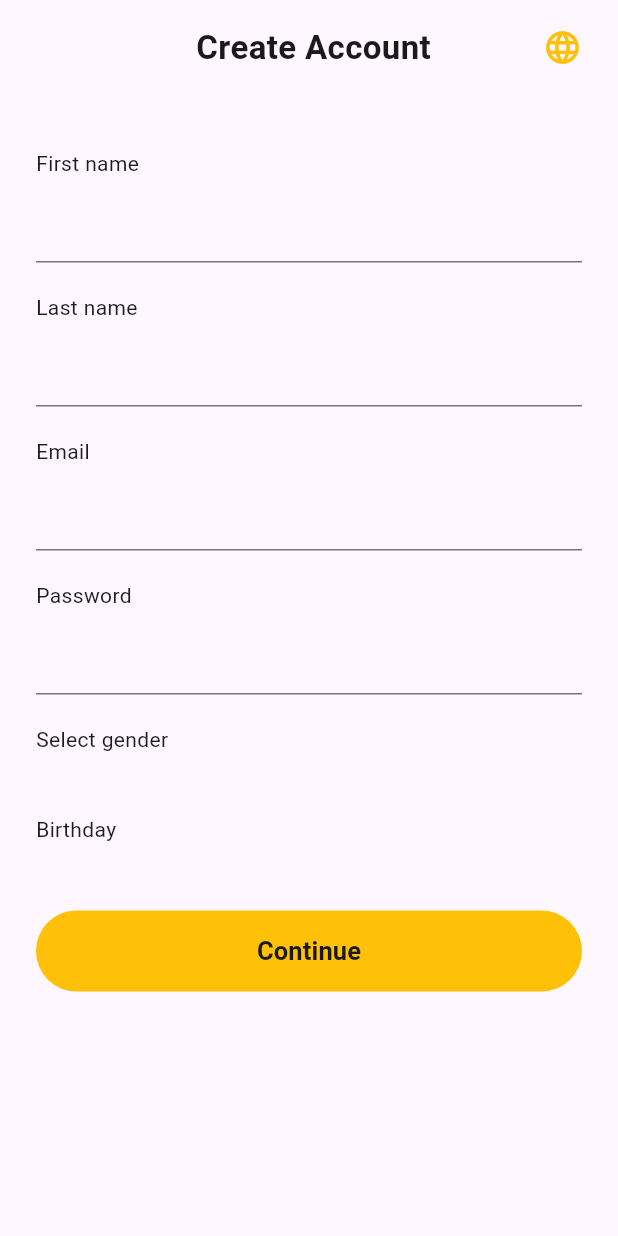
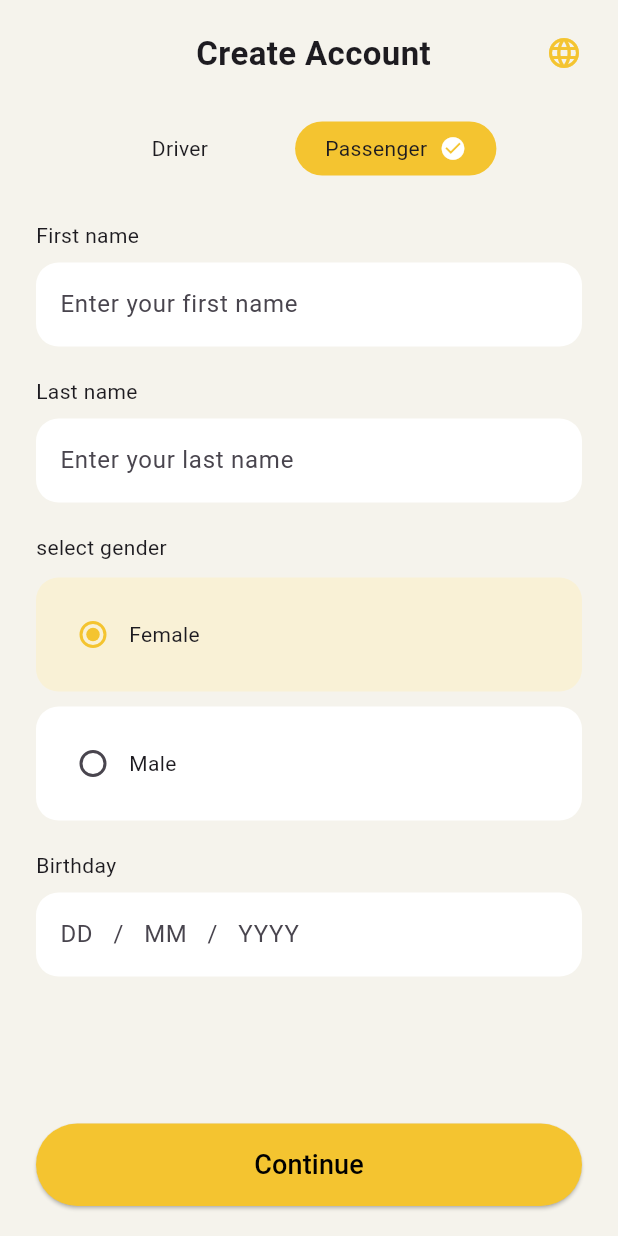
Before and after one commit to Duha-maher/joride_frontend-1, a Flutter app: the CreateAccountScreen screen opened directly, on a phone screen of 412 x 824 dp. Run offline on Flutter 3.47's test engine with Material 3 defaults, Android fonts, the phone set to English and light mode, and no system bars; our stand-ins replace cloud_firestore, firebase_auth, firebase_core; accounts and stored records are empty.

Commit message:
activate the sign up screen

```diff
--- a/lib/screens/sign_in.dart
+++ b/lib/screens/sign_in.dart
@@ -13,220 +13,253 @@ class CreateAccountScreen extends StatefulWidget {
 
 class _CreateAccountScreenState extends State<CreateAccountScreen> {
   bool isPassenger = true;
-  String selectedGender = 'Female';
+  String gender = "Female";
 
-  // Controllers
-  ///////////test
-  final TextEditingController _dayController = TextEditingController();
-  final TextEditingController _monthController = TextEditingController();
-  final TextEditingController _yearController = TextEditingController();
-  final TextEditingController _firstNameController = TextEditingController();
-  final TextEditingController _lastNameController = TextEditingController();
-  final TextEditingController _emailController = TextEditingController();
-  final TextEditingController _passwordController = TextEditingController();
-
-  static const Color primaryYellow = Color(0xFFFFC107);
-  static const Color lightYellow = Color(0xFFFFF9E0);
-  static const Color darkText = Color(0xFF1A1A1A);
-  static const Color hintText = Color(0xFFBBBBBB);
-  static const Color cardBg = Color(0xFFFFFFFF);
-
-  @override
-  void dispose() {
-    _dayController.dispose();
-    _monthController.dispose();
-    _yearController.dispose();
-    _firstNameController.dispose();
-    _lastNameController.dispose();
-    _emailController.dispose();
-    _passwordController.dispose();
-    super.dispose();
-  }
-
-  // إنشاء الحساب + حفظ البيانات في Firestore
-  void _createAccount() async {
-    final email = _emailController.text.trim();
-    final password = _passwordController.text.trim();
-    final firstName = _firstNameController.text.trim();
-    final lastName = _lastNameController.text.trim();
-    final birthday =
-        '${_dayController.text.trim()}/${_monthController.text.trim()}/${_yearController.text.trim()}';
-    final role = isPassenger ? 'rider' : 'driver';
-    final gender = selectedGender;
-
-    try {
-      final credential = await FirebaseAuth.instance
-          .createUserWithEmailAndPassword(email: email, password: password);
-
-      // حفظ البيانات في Firestore
-      await FirebaseFirestore.instance
-          .collection('users')
-          .doc(credential.user!.uid)
-          .set({
-            'firstName': firstName,
-            'lastName': lastName,
-            'email': email,
-            'birthday': birthday,
-            'role': role,
-            'gender': gender,
-            'createdAt': Timestamp.now(),
-          });
-
-      ScaffoldMessenger.of(context).showSnackBar(
-        const SnackBar(content: Text("Account created successfully!")),
-      );
-
-      // الانتقال لصفحة تسجيل الدخول
-      Navigator.push(
-        context,
-        MaterialPageRoute(builder: (context) => const LoginScreen()),
-      );
-    } on FirebaseAuthException catch (e) {
-      String message = 'Something went wrong';
-      if (e.code == 'weak-password') {
-        message = 'The password provided is too weak.';
-      } else if (e.code == 'email-already-in-use') {
-        message = 'The account already exists for that email.';
-      }
-
-      ScaffoldMessenger.of(
-        context,
-      ).showSnackBar(SnackBar(content: Text(message)));
-    } catch (e) {
-      print(e);
-    }
-  }
+  static const Color yellow = Color(0xFFF4C430);
+  static const Color background = Color(0xFFF5F3EC);
 
   @override
   Widget build(BuildContext context) {
     return Scaffold(
+      backgroundColor: background,
       body: SafeArea(
-        child: SingleChildScrollView(
-          padding: const EdgeInsets.symmetric(horizontal: 24, vertical: 16),
+        child: Padding(
+          padding: const EdgeInsets.symmetric(horizontal: 24),
           child: Column(
             crossAxisAlignment: CrossAxisAlignment.start,
             children: [
+              const SizedBox(height: 20),
+
+              // Title
               Row(
                 mainAxisAlignment: MainAxisAlignment.spaceBetween,
+                children: const [
+                  SizedBox(width: 30),
+                  Text(
+                    "Create Account",
+                    style: TextStyle(fontSize: 22, fontWeight: FontWeight.bold),
+                  ),
+                  Icon(Icons.language, color: yellow),
+                ],
+              ),
+
+              const SizedBox(height: 30),
+
+              // Driver / Passenger toggle
+              Row(
+                mainAxisAlignment: MainAxisAlignment.center,
                 children: [
-                  const SizedBox(width: 32),
-                  const Text(
-                    'Create Account',
-                    style: TextStyle(
-                      fontSize: 22,
-                      fontWeight: FontWeight.w700,
-                      color: darkText,
+                  GestureDetector(
+                    onTap: () {
+                      setState(() {
+                        isPassenger = false;
+                      });
+                    },
+                    child: Container(
+                      padding: const EdgeInsets.symmetric(
+                        horizontal: 20,
+                        vertical: 8,
+                      ),
+                      decoration: BoxDecoration(
+                        color: isPassenger ? Colors.transparent : yellow,
+                        borderRadius: BorderRadius.circular(20),
+                      ),
+                      child: Row(
+                        children: [
+                          const Text("Driver"),
+                          const SizedBox(width: 8),
+                          if (!isPassenger)
+                            const Icon(
+                              Icons.check_circle,
+                              size: 18,
+                              color: Colors.white,
+                            ),
+                        ],
+                      ),
                     ),
                   ),
-                  Icon(Icons.language, color: primaryYellow, size: 26),
+
+                  const SizedBox(width: 30),
+
+                  GestureDetector(
+                    onTap: () {
+                      setState(() {
+                        isPassenger = true;
+                      });
+                    },
+                    child: Container(
+                      padding: const EdgeInsets.symmetric(
+                        horizontal: 20,
+                        vertical: 8,
+                      ),
+                      decoration: BoxDecoration(
+                        color: isPassenger ? yellow : Colors.transparent,
+                        borderRadius: BorderRadius.circular(20),
+                      ),
+                      child: Row(
+                        children: [
+                          const Text("Passenger"),
+                          const SizedBox(width: 8),
+                          if (isPassenger)
+                            const Icon(
+                              Icons.check_circle,
+                              size: 18,
+                              color: Colors.white,
+                            ),
+                        ],
+                      ),
+                    ),
+                  ),
                 ],
               ),
-              const SizedBox(height: 24),
 
-              _buildToggle(),
+              const SizedBox(height: 30),
 
-              const SizedBox(height: 28),
-              _buildLabel('First name'),
+              const Text("First name"),
               const SizedBox(height: 8),
-              _buildTextField(
-                controller: _firstNameController,
-                hint: 'Enter your first name',
+
+              TextField(
+                decoration: InputDecoration(
+                  hintText: "Enter your first name",
+                  filled: true,
+                  fillColor: Colors.white,
+                  border: OutlineInputBorder(
+                    borderRadius: BorderRadius.circular(15),
+                    borderSide: BorderSide.none,
+                  ),
+                ),
               ),
 
               const SizedBox(height: 20),
-              _buildLabel('Last name'),
+
+              const Text("Last name"),
               const SizedBox(height: 8),
-              _buildTextField(
-                controller: _lastNameController,
-                hint: 'Enter your last name',
+
+              TextField(
+                decoration: InputDecoration(
+                  hintText: "Enter your last name",
+                  filled: true,
+                  fillColor: Colors.white,
+                  border: OutlineInputBorder(
+                    borderRadius: BorderRadius.circular(15),
+                    borderSide: BorderSide.none,
+                  ),
+                ),
               ),
 
               const SizedBox(height: 20),
-              _buildLabel('Email'),
-              const SizedBox(height: 8),
-              _buildTextField(
-                controller: _emailController,
-                hint: 'Enter your email',
-                keyboardType: TextInputType.emailAddress,
+
+              const Text("select gender"),
+              const SizedBox(height: 10),
+
+              GestureDetector(
+                onTap: () {
+                  setState(() {
+                    gender = "Female";
+                  });
+                },
+                child: Container(
+                  padding: const EdgeInsets.all(14),
+                  decoration: BoxDecoration(
+                    color: gender == "Female"
+                        ? const Color(0xFFF9F1D6)
+                        : Colors.white,
+                    borderRadius: BorderRadius.circular(15),
+                  ),
+                  child: Row(
+                    children: [
+                      Radio(
+                        value: "Female",
+                        groupValue: gender,
+                        activeColor: yellow,
+                        onChanged: (value) {
+                          setState(() {
+                            gender = value!;
+                          });
+                        },
+                      ),
+                      const Text("Female"),
+                    ],
+                  ),
+                ),
+              ),
+
+              const SizedBox(height: 10),
+
+              GestureDetector(
+                onTap: () {
+                  setState(() {
+                    gender = "Male";
+                  });
+                },
+                child: Container(
+                  padding: const EdgeInsets.all(14),
+                  decoration: BoxDecoration(
+                    color: gender == "Male"
+                        ? const Color(0xFFF9F1D6)
+                        : Colors.white,
+                    borderRadius: BorderRadius.circular(15),
+                  ),
+                  child: Row(
+                    children: [
+                      Radio(
+                        value: "Male",
+                        groupValue: gender,
+                        activeColor: yellow,
+                        onChanged: (value) {
+                          setState(() {
+                            gender = value!;
+                          });
+                        },
+                      ),
+                      const Text("Male"),
+                    ],
+                  ),
+                ),
               ),
 
               const SizedBox(height: 20),
-              _buildLabel('Password'),
+
+              const Text("Birthday"),
               const SizedBox(height: 8),
-              _buildTextField(
-                controller: _passwordController,
-                hint: 'Enter your password',
-                keyboardType: TextInputType.visiblePassword,
+
+              TextField(
+                decoration: InputDecoration(
+                  hintText: "DD   /   MM   /   YYYY",
+                  filled: true,
+                  fillColor: Colors.white,
+                  border: OutlineInputBorder(
+                    borderRadius: BorderRadius.circular(15),
+                    borderSide: BorderSide.none,
+                  ),
+                ),
+              ),
+
+              const Spacer(),
+
+              SizedBox(
+                width: double.infinity,
+                height: 55,
+                child: ElevatedButton(
+                  style: ElevatedButton.styleFrom(
+                    backgroundColor: yellow,
+                    shape: RoundedRectangleBorder(
+                      borderRadius: BorderRadius.circular(30),
+                    ),
+                  ),
+                  onPressed: () {},
+                  child: const Text(
+                    "Continue",
+                    style: TextStyle(fontSize: 18, color: Colors.black),
+                  ),
+                ),
               ),
 
               const SizedBox(height: 20),
-              _buildLabel('Select gender'),
-              const SizedBox(height: 12),
-              _buildGenderOption('Female'),
-              const SizedBox(height: 8),
-              _buildGenderOption('Male'),
-
-              const SizedBox(height: 20),
-              _buildLabel('Birthday'),
-              const SizedBox(height: 8),
-              _buildBirthdayField(),
-
-              const SizedBox(height: 36),
-              SizedBox(
-                width: double.infinity,
-                height: 54,
-                child: ElevatedButton(
-                  style: ElevatedButton.styleFrom(
-                    backgroundColor: primaryYellow,
-                    foregroundColor: darkText,
-                    shape: RoundedRectangleBorder(
-                      borderRadius: BorderRadius.circular(30),
-                    ),
-                    elevation: 0,
-                  ),
-                  onPressed: _createAccount,
-                  child: const Text(
-                    'Continue',
-                    style: TextStyle(fontSize: 17, fontWeight: FontWeight.w600),
-                  ),
-                ),
-              ),
-              const SizedBox(height: 16),
             ],
           ),
         ),
       ),
     );
   }
-
-  Widget _buildToggle() {
-    return Container(); // جسم صالح مؤقت
-  }
-
-  Widget _buildLabel(String text) {
-    return Text(text); // مؤقت
-  }
-
-  Widget _buildTextField({
-    required TextEditingController controller,
-    required String hint,
-    TextInputType keyboardType = TextInputType.text,
-  }) {
-    return TextField(controller: controller); // مؤقت
-  }
-
-  Widget _buildGenderOption(String gender) {
-    return Container(); // مؤقت
-  }
-
-  Widget _buildBirthdayField() {
-    return Container(); // مؤقت
-  }
-
-  Widget _buildDatePart({
-    required TextEditingController controller,
-    required String hint,
-  }) {
-    return TextField(controller: controller); // مؤقت
-  }
 }
```
Also changed, not shown: lib/screens/login_screen.dart (+58 -14 lines), 1 other file.
